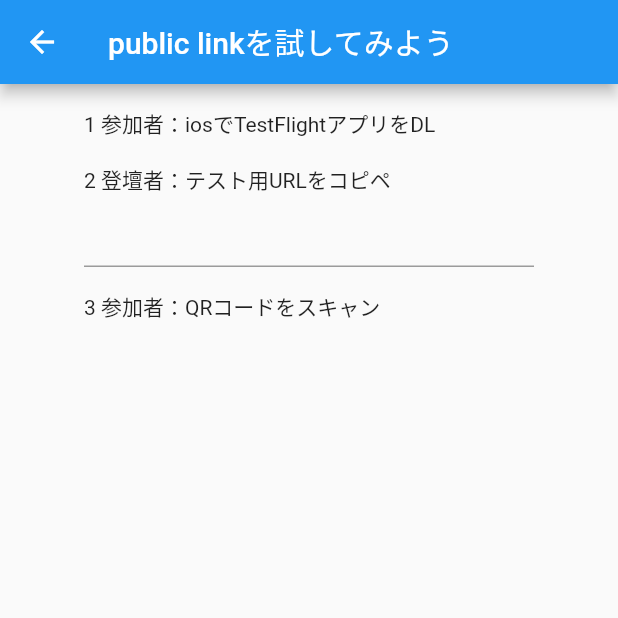
After one commit to dai10512/for_litening_talk, a Flutter app: the DebugPage screen opened directly, after a tap on "public linkを使ってみる", on a phone screen of 412 x 824 dp, the top half of it. The commit adds this screen. Run offline on Flutter 3.47's test engine with Material 2 defaults, Android fonts, the phone set to English and light mode, and no system bars; our stand-ins replace flutter_riverpod, get, qr_flutter, webview_flutter.

Commit message:
update content

```diff
--- /dev/null
+++ b/lib/debug_page.dart
@@ -0,0 +1,89 @@
+import 'package:flutter/material.dart';
+import 'package:get/get.dart';
+
+import 'public_link_page.dart';
+import 'web_view_page.dart';
+
+class DebugPage extends StatefulWidget {
+  const DebugPage({super.key});
+
+  @override
+  State<DebugPage> createState() => _DebugPageState();
+}
+
+class _DebugPageState extends State<DebugPage> {
+  @override
+  Widget build(BuildContext context) {
+    return Scaffold(
+      body: SafeArea(
+        child: Center(
+          child: Padding(
+            padding: const EdgeInsets.symmetric(horizontal: 8, vertical: 24),
+            child: GridView.count(
+              shrinkWrap: true,
+              // 横1行あたりに表示するWidgetの数
+              crossAxisCount: 3,
+              // Widget間のスペース（左右）
+              crossAxisSpacing: 4,
+              // Widget間のスペース（上下）
+              mainAxisSpacing: 4,
+              // 全体の余白
+              // padding: const EdgeInsets.symmetric(horizontal: 8, vertical: 16),
+              childAspectRatio: 5 / 3,
+
+              children: [
+                _debugButton(
+                  'スキルレベル',
+                  () {
+                    Get.to(
+                      const WebviewPage(webview: Webview.findy),
+                    );
+                  },
+                ),
+                _debugButton(
+                  'Flutter学習にChatGPTを使ってみる',
+                  () {
+                    Get.to(
+                      const WebviewPage(
+                        webview: Webview.chatGPT,
+                      ),
+                    );
+                  }
+                ),
+                // ログイン認証方法
+                // bottomNavigation
+                // package ×
+                // 最新じゃない
+                _debugButton(
+                  'public linkを使ってみる',
+                  () {
+                    Get.to(const PublicLinkPage());
+                  },
+                ),
+                _debugButton(
+                  '0→1開発で最初にやること',
+                  () {
+                    Get.to(const WebviewPage(webview: Webview.firstTask));
+                  },
+                ),
+              ],
+            ),
+          ),
+        ),
+      ),
+    );
+  }
+
+  _debugButton(
+    String text,
+    VoidCallback callBack,
+  ) {
+    return Padding(
+      padding: const EdgeInsets.all(12.0),
+      child: ElevatedButton(
+        onPressed: callBack,
+        child: Text(text),
+      ),
+    );
+  }
+}
--- /dev/null
+++ b/lib/public_link_page.dart
@@ -0,0 +1,65 @@
+import 'package:flutter/material.dart';
+import 'package:flutter_riverpod/flutter_riverpod.dart';
+import 'package:qr_flutter/qr_flutter.dart';
+
+class PublicLinkPage extends ConsumerStatefulWidget {
+  const PublicLinkPage({super.key});
+
+  @override
+  ConsumerState<ConsumerStatefulWidget> createState() => _PublicLinkPageState();
+}
+
+class _PublicLinkPageState extends ConsumerState<PublicLinkPage> {
+  @override
+  Widget build(BuildContext context) {
+    return Scaffold(
+      appBar: AppBar(
+        title: const Text('public linkを試してみよう'),
+      ),
+      body: Padding(
+        padding: const EdgeInsets.symmetric(horizontal: 56.0),
+        child: SingleChildScrollView(
+          child: Center(
+            child: Column(
+              crossAxisAlignment: CrossAxisAlignment.start,
+              children: [
+                const SizedBox(height: 16),
+                const Text('1 参加者：iosでTestFlightアプリをDL'),
+                const SizedBox(height: 16),
+                const Text('2 登壇者：テスト用URLをコピペ'),
+                TextFormField(
+                  onFieldSubmitted: (newValue) =>
+                      ref.read(urlProvider.notifier).getNewValue(newValue),
+                ),
+                const SizedBox(height: 16),
+                const Text('3 参加者：QRコードをスキャン'),
+                const SizedBox(height: 24),
+                _buildQrcodeSpace(),
+              ],
+            ),
+          ),
+        ),
+      ),
+    );
+  }
+
+  Widget _buildQrcodeSpace() {
+    final url = ref.watch(urlProvider);
+    return ref.watch(urlProvider).isNotEmpty
+        ? QrImage(
+            data: url,
+            version: QrVersions.auto,
+            size: MediaQuery.of(context).size.width,
+          )
+        : const SizedBox.shrink();
+  }
+}
+
+final urlProvider = StateNotifierProvider.autoDispose<UrlNotifier, String>(
+    (ref) => UrlNotifier());
+
+class UrlNotifier extends StateNotifier<String> {
+  UrlNotifier() : super('');
+
+  void getNewValue(String? newValue) => state = newValue ?? '';
+}
```
Also changed, not shown: lib/main.dart (+27 -164 lines), lib/web_view_page.dart (added, +39 -0 lines), pubspec.yaml (+9 -7 lines), pubspec.lock, 3 other files.
